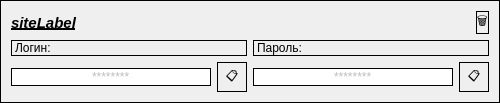
First picture: the form in KeyLocker/recordwiget.ui, repository AlexOS12/221_3210_Obukhov, before the edit.
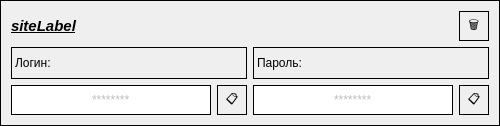
Second picture: the form after the edit.

Commit message: Небольшие косметические правки

```diff
--- a/KeyLocker/recordwiget.ui
+++ b/KeyLocker/recordwiget.ui
@@ -7,7 +7,7 @@
     <x>0</x>
     <y>0</y>
     <width>500</width>
-    <height>102</height>
+    <height>126</height>
    </rect>
   </property>
   <property name="windowTitle">
@@ -39,6 +39,12 @@
     <layout class="QVBoxLayout" name="verticalLayout">
      <item>
       <widget class="QLabel" name="label_2">
+       <property name="minimumSize">
+        <size>
+         <width>0</width>
+         <height>30</height>
+        </size>
+       </property>
        <property name="text">
         <string>Логин:</string>
        </property>
@@ -53,8 +59,8 @@
          </property>
          <property name="minimumSize">
           <size>
-           <width>30</width>
-           <height>0</height>
+           <width>0</width>
+           <height>30</height>
           </size>
          </property>
          <property name="text">
@@ -95,6 +101,12 @@
     <layout class="QVBoxLayout" name="verticalLayout_2">
      <item>
       <widget class="QLabel" name="label_3">
+       <property name="minimumSize">
+        <size>
+         <width>0</width>
+         <height>30</height>
+        </size>
+       </property>
        <property name="text">
         <string>Пароль:</string>
        </property>
@@ -109,8 +121,8 @@
          </property>
          <property name="minimumSize">
           <size>
-           <width>30</width>
-           <height>0</height>
+           <width>0</width>
+           <height>30</height>
           </size>
          </property>
          <property name="text">
@@ -161,6 +173,12 @@
      </item>
      <item>
       <widget class="QPushButton" name="delBtn">
+       <property name="minimumSize">
+        <size>
+         <width>30</width>
+         <height>30</height>
+        </size>
+       </property>
        <property name="maximumSize">
         <size>
          <width>30</width>
```
The commit also changes 2 other files.
